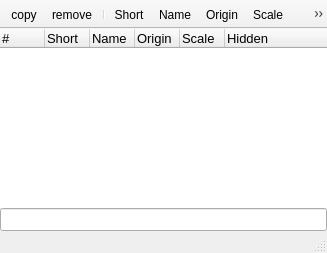
NeutrinoToolkit/Neutrino, file plugins/Image_list/Image_list.ui: the form before one commit.
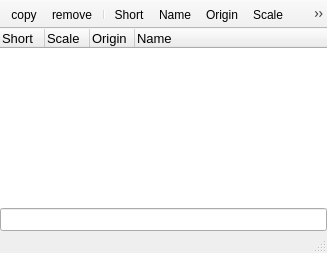
The form after the commit. Icons and pictures are not drawn. Custom widgets are drawn as their Qt base class.

What changed in the file:
```diff
--- a/plugins/Image_list/Image_list.ui
+++ b/plugins/Image_list/Image_list.ui
@@ -113,7 +113,7 @@
        <bool>false</bool>
       </property>
       <property name="columnCount">
-       <number>6</number>
+       <number>4</number>
       </property>
       <attribute name="headerDefaultSectionSize">
        <number>45</number>
@@ -121,26 +121,11 @@
       <attribute name="headerShowSortIndicator" stdset="0">
        <bool>false</bool>
       </attribute>
-      <column>
-       <property name="text">
-        <string>#</string>
-       </property>
-      </column>
       <column>
        <property name="text">
         <string>Short</string>
        </property>
       </column>
-      <column>
-       <property name="text">
-        <string>Name</string>
-       </property>
-      </column>
-      <column>
-       <property name="text">
-        <string>Origin</string>
-       </property>
-      </column>
       <column>
        <property name="text">
         <string>Scale</string>
@@ -148,7 +133,12 @@
       </column>
       <column>
        <property name="text">
-        <string>Hidden</string>
+        <string>Origin</string>
+       </property>
+      </column>
+      <column>
+       <property name="text">
+        <string>Name</string>
        </property>
       </column>
      </widget>
```
Left out of the diff: 8 changed lines with no effect on the pictures.
